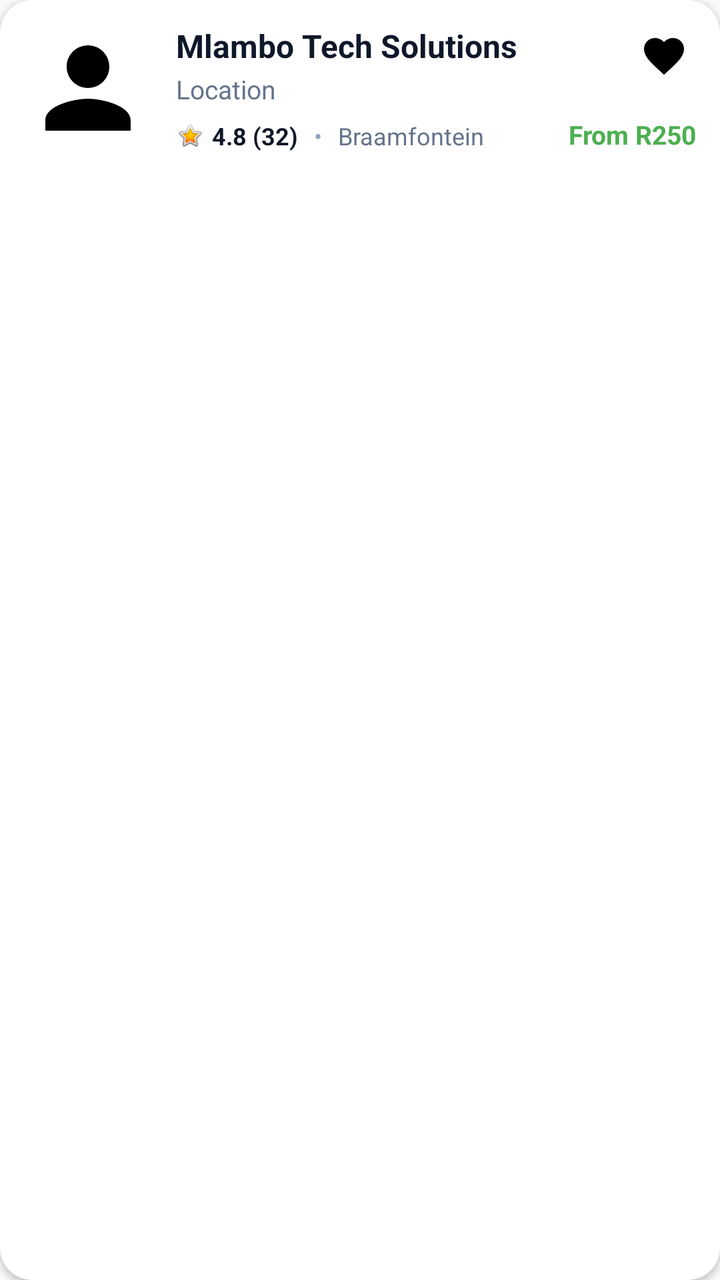
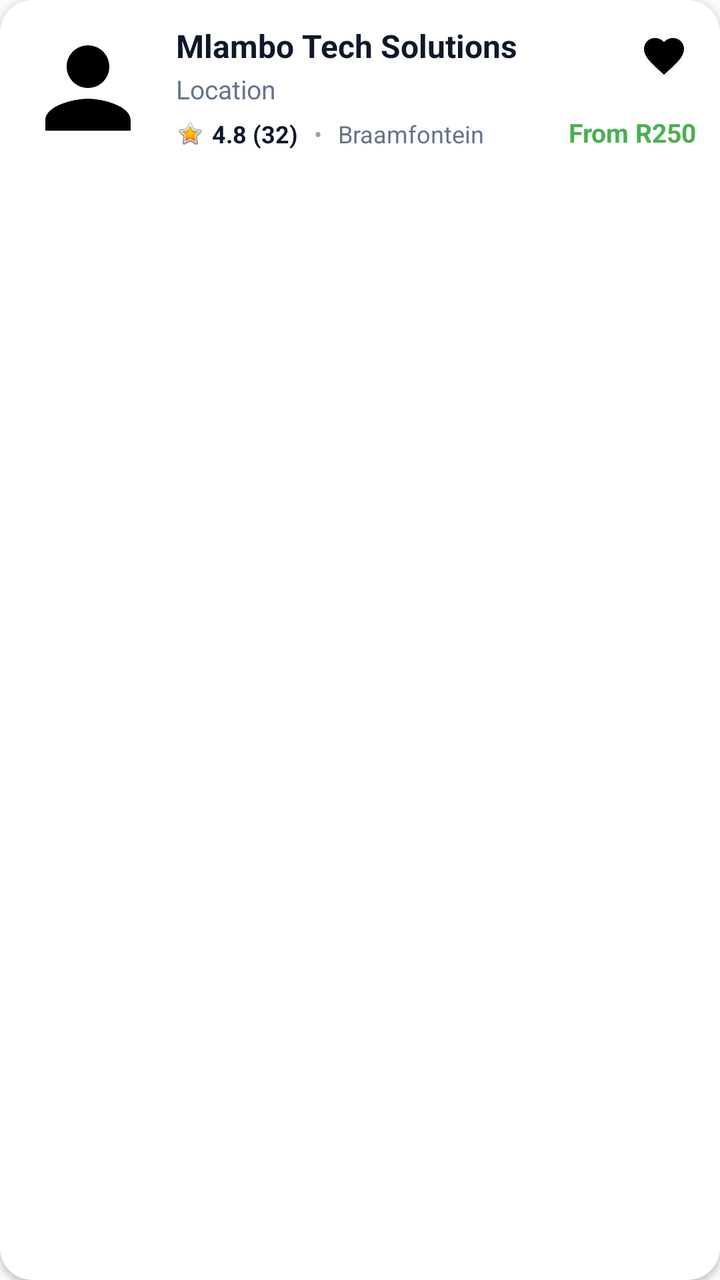

The first picture is an Android layout as it rendered before a commit; the second is the same layout after the commit. The layout source and the unified diff follow.
<!-- AndroidManifest.xml: application theme Theme.Khula -->
<!-- res/layout/item_provider_card.xml -->
<?xml version="1.0" encoding="utf-8"?>
<androidx.cardview.widget.CardView xmlns:android="http://schemas.android.com/apk/res/android"
    xmlns:app="http://schemas.android.com/apk/res-auto"
    android:layout_width="match_parent"
    android:layout_height="wrap_content"
    android:layout_marginBottom="12dp"
    app:cardBackgroundColor="#FFFFFF"
    app:cardCornerRadius="16dp"
    app:cardElevation="2dp">

    <androidx.constraintlayout.widget.ConstraintLayout
        android:layout_width="match_parent"
        android:layout_height="wrap_content"
        android:padding="12dp">

        
        <com.google.android.material.imageview.ShapeableImageView
            android:id="@+id/imgProvider"
            android:layout_width="64dp"
            android:layout_height="64dp"
            android:scaleType="centerCrop"
            android:src="@drawable/ic_profile"
            app:layout_constraintBottom_toBottomOf="parent"
            app:layout_constraintStart_toStartOf="parent"
            app:layout_constraintTop_toTopOf="parent"
            app:shapeAppearanceOverlay="@style/ShapeAppearance.App.Circular" />

        
        <TextView
            android:id="@+id/tvProviderName"
            android:layout_width="0dp"
            android:layout_height="wrap_content"
            android:layout_marginStart="12dp"
            android:layout_marginEnd="8dp"
            android:text="Mlambo Tech Solutions"
            android:textColor="#0F172A"
            android:textSize="16sp"
            android:textStyle="bold"
            app:layout_constraintEnd_toStartOf="@id/btnFavorite"
            app:layout_constraintStart_toEndOf="@id/imgProvider"
            app:layout_constraintTop_toTopOf="@id/imgProvider" />

        
        <ImageButton
            android:id="@+id/btnFavorite"
            android:layout_width="32dp"
            android:layout_height="32dp"
            android:background="?attr/selectableItemBackgroundBorderless"
            android:contentDescription="Favorite Provider"
            android:src="@drawable/ic_favourite"
            app:layout_constraintEnd_toEndOf="parent"
            app:layout_constraintTop_toTopOf="@id/imgProvider"
            app:tint="#94A3B8" />

        
        <TextView
            android:id="@+id/tvSpecialty"
            android:layout_width="0dp"
            android:layout_height="wrap_content"
            android:layout_marginStart="12dp"
            android:layout_marginTop="2dp"
            android:text="Location"
            android:textColor="#64748B"
            android:textSize="13sp"
            app:layout_constraintEnd_toStartOf="@id/btnFavorite"
            app:layout_constraintStart_toEndOf="@id/imgProvider"
            app:layout_constraintTop_toBottomOf="@id/tvProviderName" />

        
        <LinearLayout
            android:id="@+id/layoutDetails"
            android:layout_width="0dp"
            android:layout_height="wrap_content"
            android:layout_marginStart="12dp"
            android:layout_marginTop="4dp"
            android:gravity="center_vertical"
            android:orientation="horizontal"
            app:layout_constraintBottom_toBottomOf="@id/imgProvider"
            app:layout_constraintStart_toEndOf="@id/imgProvider">

            <ImageView
                android:layout_width="14dp"
                android:layout_height="14dp"
                android:contentDescription="Rating Star"
                android:src="@android:drawable/btn_star_big_on"
                app:tint="#F59E0B" />

            <TextView
                android:id="@+id/tvRating"
                android:layout_width="wrap_content"
                android:layout_height="wrap_content"
                android:layout_marginStart="4dp"
                android:text="4.8 (32)"
                android:textColor="#0F172A"
                android:textSize="12sp"
                android:textStyle="bold" />

            <TextView
                android:layout_width="wrap_content"
                android:layout_height="wrap_content"
                android:layout_marginStart="8dp"
                android:text="•"
                android:textColor="#94A3B8"
                android:textSize="12sp" />

            <TextView
                android:id="@+id/tvLocation"
                android:layout_width="wrap_content"
                android:layout_height="wrap_content"
                android:layout_marginStart="8dp"
                android:text="Braamfontein"
                android:textColor="#64748B"
                android:textSize="12sp" />
        </LinearLayout>

        
        <TextView
            android:id="@+id/tvStartingPrice"
            android:layout_width="wrap_content"
            android:layout_height="wrap_content"
            android:text="From R250"
            android:textColor="#4CAF50"
            android:textSize="13sp"
            android:textStyle="bold"
            app:layout_constraintBottom_toBottomOf="@id/layoutDetails"
            app:layout_constraintEnd_toEndOf="parent" />

    </androidx.constraintlayout.widget.ConstraintLayout>

</androidx.cardview.widget.CardView>
<!-- resources referenced by this layout -->
<resources>
  <!-- drawable ic_favourite (drawable) -->
  <?xml version="1.0" encoding="utf-8"?>
  <vector xmlns:android="http://schemas.android.com/apk/res/android"
      android:width="24dp"
      android:height="24dp"
      android:viewportWidth="24"
      android:viewportHeight="24">
      <path
          android:fillColor="#000000"
          android:pathData="M12,21.35l-1.45,-1.32C5.4,15.36 2,12.28 2,8.5 2,5.42 4.42,3 7.5,3c1.74,0 3.41,0.81 4.5,2.09C13.09,3.81 14.76,3 16.5,3 19.58,3 22,5.42 22,8.5c0,3.78 -3.4,6.86 -8.55,11.54L12,21.35z"/>
  </vector>
  <!-- drawable ic_profile (drawable) -->
  <?xml version="1.0" encoding="utf-8"?>
  <vector xmlns:android="http://schemas.android.com/apk/res/android"
      android:width="24dp"
      android:height="24dp"
      android:viewportWidth="24"
      android:viewportHeight="24">
      <path
          android:fillColor="#000000"
          android:pathData="M12,12c2.21,0 4,-1.79 4,-4s-1.79,-4 -4,-4 -4,1.79 -4,4 1.79,4 4,4zM12,14c-2.67,0 -8,1.34 -8,4v2h16v-2c0,-2.66 -5.33,-4 -8,-4z"/>
  </vector>
  <style name="ShapeAppearance.App.Circular" parent="">
          <item name="cornerSize">50%</item>
      </style>
  <style name="Theme.Khula" parent="android:Theme.Material.Light.NoActionBar" />
</resources>

<!-- the commit's change to res/layout/item_provider_card.xml (unified diff, before → after) -->
@@ -62,6 +62,7 @@
             android:text="Location"
             android:textColor="#64748B"
             android:textSize="13sp"
+
             app:layout_constraintEnd_toStartOf="@id/btnFavorite"
             app:layout_constraintStart_toEndOf="@id/imgProvider"
             app:layout_constraintTop_toBottomOf="@id/tvProviderName" />
@@ -76,7 +77,8 @@
             android:gravity="center_vertical"
             android:orientation="horizontal"
             app:layout_constraintBottom_toBottomOf="@id/imgProvider"
-            app:layout_constraintStart_toEndOf="@id/imgProvider">
+            app:layout_constraintStart_toEndOf="@id/imgProvider"
+            app:layout_constraintTop_toBottomOf="@id/tvSpecialty"> 
 
             <ImageView
                 android:layout_width="14dp"
